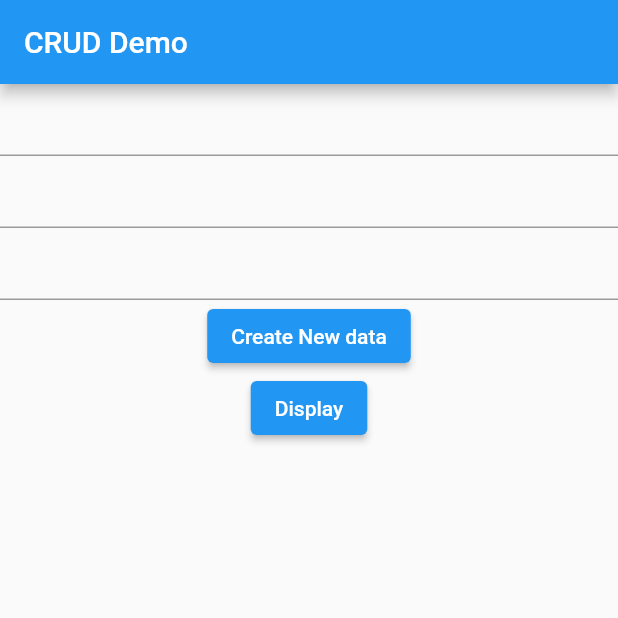
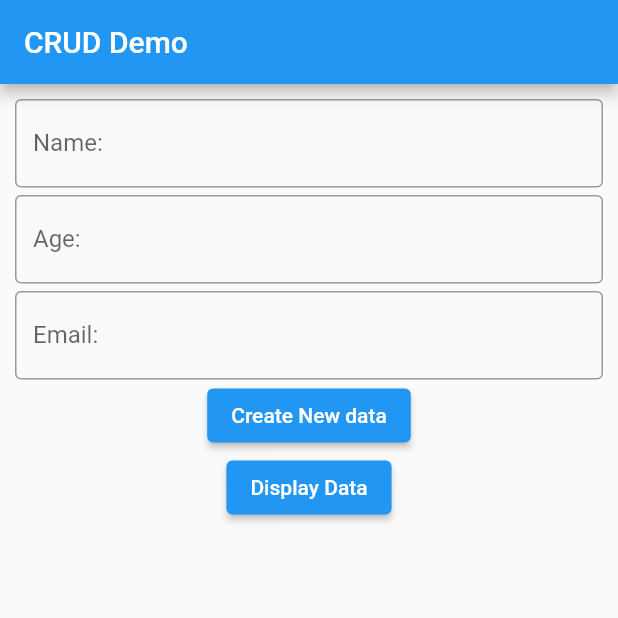
Before and after one commit to casfian/hellofirebase, a Flutter app: the screen it shows after launch, on a phone screen of 412 x 824 dp, the top half of it. Run offline on Flutter 3.47's test engine with Material 2 defaults, Android fonts, the phone set to English and light mode, and no system bars; our stand-ins replace cloud_firestore, firebase_core; accounts and stored records are empty.

Commit message:
added decoration to textfields

```diff
--- a/lib/main.dart
+++ b/lib/main.dart
@@ -95,16 +95,31 @@ class Home extends StatelessWidget {
       ),
       body: Center(
         child: Container(
+          margin: EdgeInsets.all(10),
           child: Column(
             children: [
               TextField(
                 controller: nameController,
+                decoration: InputDecoration(
+                  labelText: 'Name:',
+                  border: OutlineInputBorder(),
+                ),
               ),
+              SizedBox(height: 5,),
               TextField(
                 controller: ageController,
+                decoration: InputDecoration(
+                  labelText: 'Age:',
+                  border: OutlineInputBorder(),
+                ),
               ),
+              SizedBox(height: 5,),
               TextField(
                 controller: emailController,
+                decoration: InputDecoration(
+                  labelText: 'Email:',
+                  border: OutlineInputBorder(),
+                ),
               ),
               ElevatedButton(
                   onPressed: () {
@@ -118,7 +133,7 @@ class Home extends StatelessWidget {
                   Navigator.push(context,
                       MaterialPageRoute(builder: (context) => Display()));
                 },
-                child: Text('Display'),
+                child: Text('Display Data'),
               ),
 
               // ElevatedButton(
```
